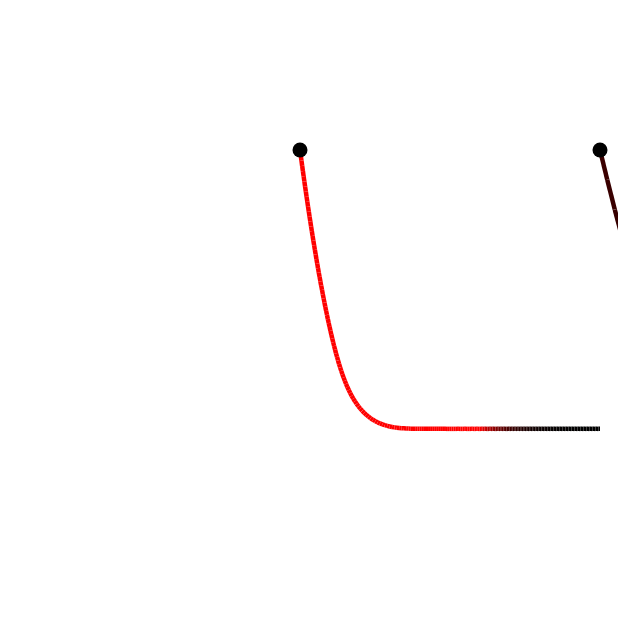
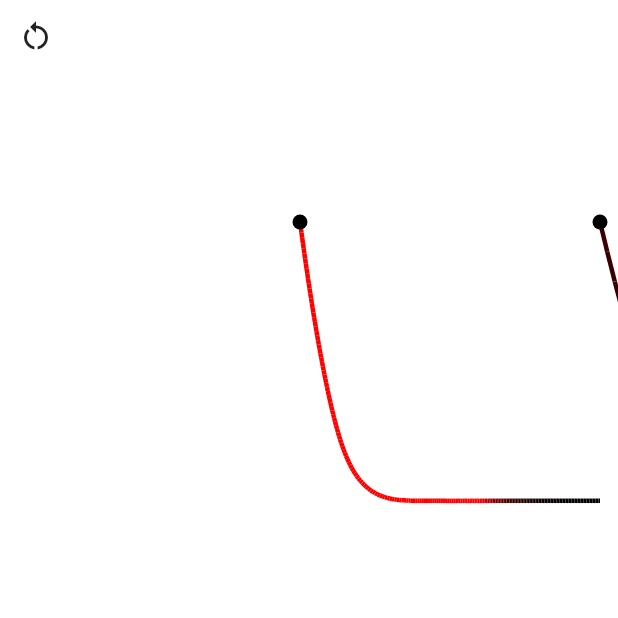
Before and after one commit to greglen/ropes, a Flutter app: the screen it shows after launch, on a phone screen of 412 x 824 dp, the top half of it. Run offline on Flutter 3.47's test engine with Material 2 defaults, Android fonts, the phone set to English and light mode, and no system bars; our stand-ins replace clock.

Commit message:
Add button to reset ropes

```diff
--- a/packages/demo_ropes/lib/main.dart
+++ b/packages/demo_ropes/lib/main.dart
@@ -29,6 +29,42 @@ class __HomeState extends State<_Home> {
 
   @override
   void initState() {
+    _reload();
+    super.initState();
+  }
+
+  @override
+  Widget build(BuildContext context) {
+    return MaterialApp(
+      title: 'Ropes Demo',
+      theme: ThemeData(
+        primarySwatch: Colors.blue,
+      ),
+      home: Column(
+        crossAxisAlignment: CrossAxisAlignment.stretch,
+        children: [
+          Material(
+            color: Colors.white,
+            child: Row(
+              children: [
+                IconButton(
+                  icon: const Icon(Icons.restart_alt),
+                  onPressed: _reload,
+                )
+              ],
+            ),
+          ),
+          Expanded(child: Game(world)),
+        ],
+      ),
+      debugShowCheckedModeBanner: false,
+    );
+  }
+
+  void _reload() {
+    for (final r in world.ropes.toList()) {
+      world.removeRope(r);
+    }
     world.addRope(
       Rope.from(
         const Vector2D(200, 100),
@@ -43,18 +79,5 @@ class __HomeState extends State<_Home> {
         10,
       ),
     );
-    super.initState();
-  }
-
-  @override
-  Widget build(BuildContext context) {
-    return MaterialApp(
-      title: 'Ropes Demo',
-      theme: ThemeData(
-        primarySwatch: Colors.blue,
-      ),
-      home: Game(world),
-      debugShowCheckedModeBanner: false,
-    );
   }
 }
```
Also changed, not shown: 1 other file.
